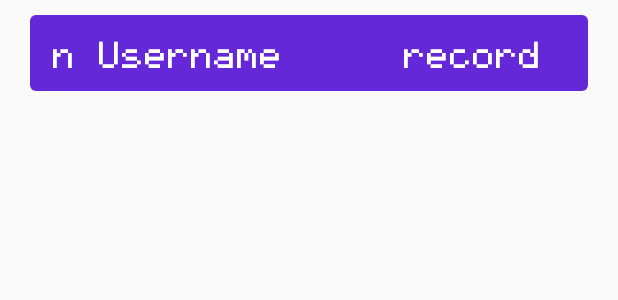
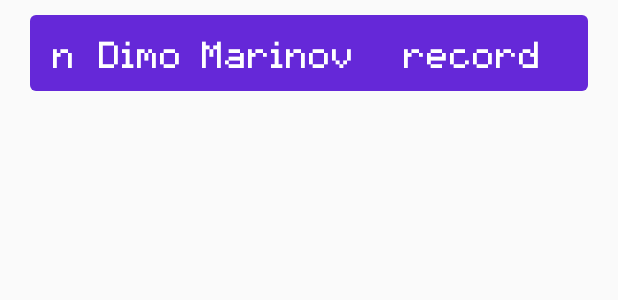
Before and after one commit to DimoDM/RocketGame, an Android app: the layout item_records.xml on its own in the app's theme, with its tools: preview values and no code run, on a phone screen of 412 x 824 dp. Shown: the top 300 px of the screen. Run offline under Robolectric (Android 15) with nearby library versions, the phone set to English and light mode, and no system bars.

```diff
--- a/app/src/main/java/com/example/rocketgame/App/ECS/Components/AsteroidComponent.java
+++ b/app/src/main/java/com/example/rocketgame/App/ECS/Components/AsteroidComponent.java
@@ -55,12 +55,13 @@ public class AsteroidComponent extends Component {
 
     public void destroy() {
         width = ((int) (Math.random() * 3 + 1)) * 50;
+        health.setHealth(width / 50);
+        width *= GameEngine.SCREEN_WIDTH < 400 ? 2 : 1;
         height = width;
         transform.setPosition(new Rect((int) (Math.random() * GameEngine.SCREEN_WIDTH), -height * 2, width, height));
         transform.setVelY(speed);
         transform.setVelX((int)(Math.random() * 2) == 1 ? 0.5f : -0.5f);
         GameEngine.manager.getGroup(GameEngine.groupLabels.groupPlayer.ordinal()).get(0).getComponent(new ScoreComponent()).addToScore(health.getMaxHealth());
-        health.setHealth(width / 50);
         sprite.setPath(R.drawable.asteroid);
         sprite.setTransform(transform);
         sprite.reloadTexture();
--- a/app/src/main/java/com/example/rocketgame/App/GameEngine.java
+++ b/app/src/main/java/com/example/rocketgame/App/GameEngine.java
@@ -55,8 +55,10 @@ public class GameEngine{
         player = manager.addEntity();
         colliderManager = new ColliderManager();
         GAMESTAGE = gameStages.stageMenu;
+        int playerWidth = SCREEN_WIDTH < 500 ? 80 : 160;
+        int playerHeight = SCREEN_WIDTH < 500 ? 110 : 220;
         player.addGroup(groupLabels.groupPlayer.ordinal());
-        player.addComponent(new TransformComponent(((SCREEN_WIDTH - 80)/2), (SCREEN_HEIGHT - 110), 80, 110));
+        player.addComponent(new TransformComponent(((SCREEN_WIDTH - playerWidth)/2), (SCREEN_HEIGHT - playerHeight), playerWidth, playerHeight));
         player.addComponent(new SpriteComponent(player.getComponent(new TransformComponent()), R.drawable.rocket, 110));
         player.addComponent(new HandleInput(player.getComponent(new TransformComponent())));
         player.addComponent(new AttackComponent(player.getComponent(new TransformComponent()), 20, 70));
--- a/app/src/main/res/layout/item_records.xml
+++ b/app/src/main/res/layout/item_records.xml
@@ -34,7 +34,7 @@
         android:layout_marginStart="15dp"
         app:layout_constraintStart_toEndOf="@id/txtPosition"
         app:layout_constraintTop_toTopOf="parent"
-        android:text="Username"
+        android:text="Dimo Marinov"
         tools:ignore="SmallSp" />
 
     <TextView
```
Also changed, not shown: app/src/main/java/com/example/rocketgame/ui/fragments/DeathFragment.java (+7 -0 lines).
